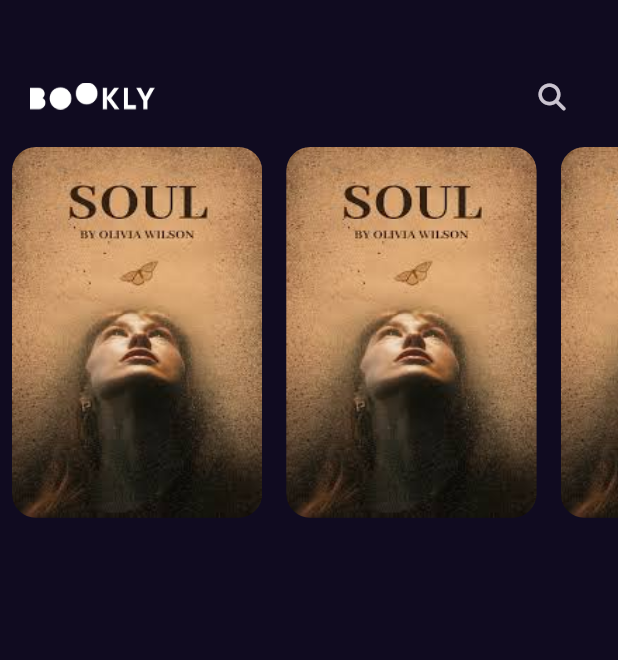
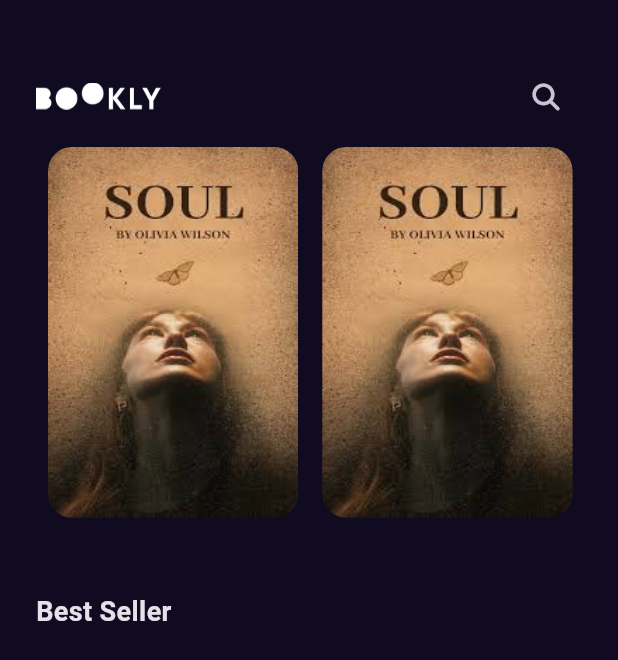
Before and after one commit to Youssef-Fekry/bookly, a Flutter app: the screen it shows after launch, on a phone screen of 412 x 824 dp. Shown: the top 660 px of the screen. Run offline on Flutter 3.47's test engine with Material 3 defaults, Android fonts, the phone set to English and light mode, and no system bars; our stand-ins replace font_awesome_flutter, get, lottie; network calls fail.

Commit message:
Create Styles files and add title to home view

```diff
--- a/lib/Features/home/presentation/views/widgets/custome_appbar.dart
+++ b/lib/Features/home/presentation/views/widgets/custome_appbar.dart
@@ -10,7 +10,7 @@ class CustomeAppBar extends StatelessWidget {
   Widget build(BuildContext context) {
     return Padding(
       padding:
-          const EdgeInsets.only(left: 20.0, right: 20, top: 40, bottom: 10),
+          const EdgeInsets.only( top: 40, bottom: 10),
       child: Row(
         children: [
           Image.asset(
--- a/lib/Features/home/presentation/views/widgets/home_view_body.dart
+++ b/lib/Features/home/presentation/views/widgets/home_view_body.dart
@@ -1,3 +1,4 @@
+import 'package:bokly_app/core/utils/Styles.dart';
 import 'package:flutter/material.dart';
 import 'Featured_listview.dart';
 import 'custome_appbar.dart';
@@ -7,11 +8,22 @@ class HomeViewBody extends StatelessWidget {
 
   @override
   Widget build(BuildContext context) {
-    return const Column(
-      children: [
-        CustomeAppBar(),
-        FearuredBooksListView(),
-      ],
+    return const Padding(
+      padding: EdgeInsets.symmetric(horizontal: 24.0),
+      child: Column(
+        crossAxisAlignment: CrossAxisAlignment.start,
+        children: [
+          CustomeAppBar(),
+          FearuredBooksListView(),
+          SizedBox(
+            height: 50,
+          ),
+          Text(
+            'Best Seller',
+            style: Styles.titleMedium,
+          )
+        ],
+      ),
     );
   }
 }
--- /dev/null
+++ b/lib/core/utils/Styles.dart
@@ -0,0 +1,8 @@
+import 'package:flutter/material.dart';
+
+abstract class Styles {
+  static const titleMedium = TextStyle(
+    fontSize: 18,
+    fontWeight: FontWeight.w600,
+  );
+}
```
